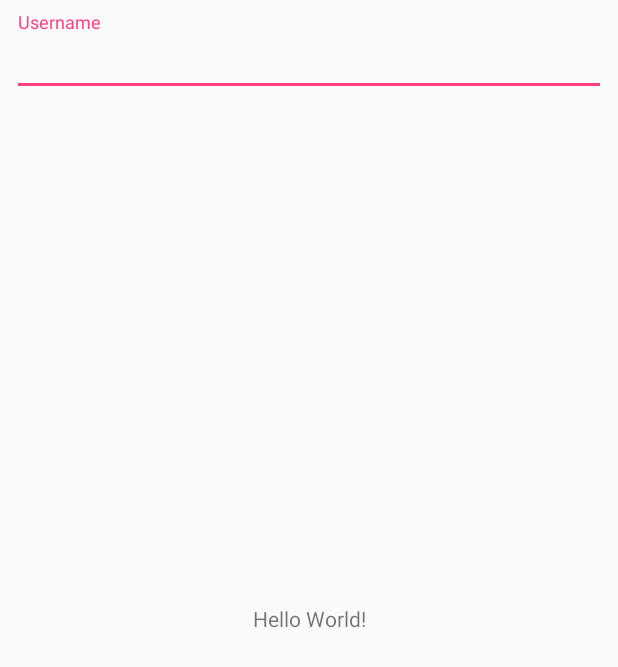
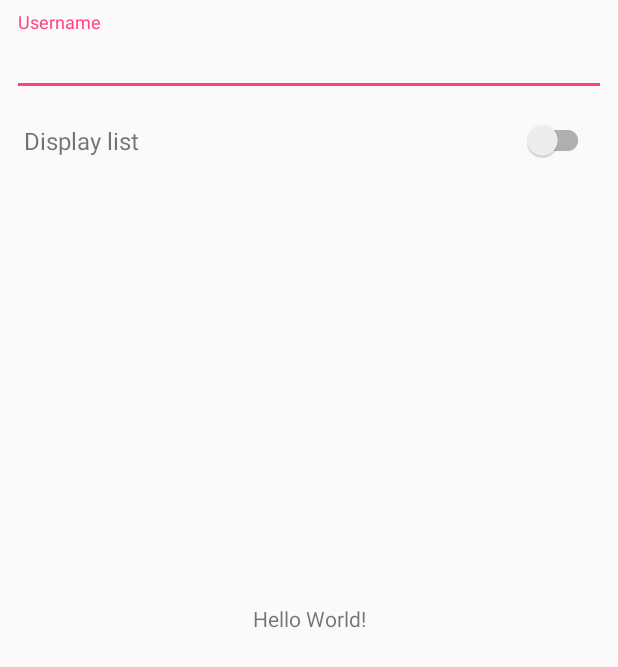
Before and after one commit to ArthurVimond/RxBindingAdapters, an Android app: the layout activity_main.xml on its own in the app's theme, with its tools: preview values and no code run, on a phone screen of 412 x 824 dp. Shown: the top 667 px of the screen. Run offline under Robolectric (Android 15) with nearby library versions, the phone set to English and light mode, and no system bars.

Commit message:
feat(sample): implement rxChecked binding example

```diff
--- a/sample/src/main/java/fr/arthurvimond/rxbindingadapters/sample/MainViewModel.kt
+++ b/sample/src/main/java/fr/arthurvimond/rxbindingadapters/sample/MainViewModel.kt
@@ -13,6 +13,7 @@ import io.reactivex.subjects.BehaviorSubject
 class MainViewModel(application: Application) : AndroidViewModel(application) {
 
     val username: BehaviorSubject<String> = BehaviorSubject.createDefault("Arthur")
+    val listVisible: BehaviorSubject<Boolean> = BehaviorSubject.createDefault(false)
 
     private val compositeDisposable = CompositeDisposable()
 
@@ -23,6 +24,12 @@ class MainViewModel(application: Application) : AndroidViewModel(application) {
             // Do any needed logic
             Log.d("TAG", "username.onNext: $it")
         }.addTo(compositeDisposable)
+
+        // Subscribe to username
+        listVisible.subscribe {
+            // Do any needed logic
+            Log.d("TAG", "listVisible.onNext: $it")
+        }.addTo(compositeDisposable)
     }
 
     override fun onCleared() {
--- a/sample/src/main/res/layout/activity_main.xml
+++ b/sample/src/main/res/layout/activity_main.xml
@@ -41,8 +41,31 @@
                 android:layout_width="match_parent"
                 android:layout_height="wrap_content"
                 android:hint="@string/username"
-                app:rxText="@{viewModel.username}"/>
+                app:rxText="@{viewModel.username}" />
         </android.support.design.widget.TextInputLayout>
+
+        <android.support.v7.widget.SwitchCompat
+            android:id="@+id/displaySwitch"
+            android:layout_width="wrap_content"
+            android:layout_height="wrap_content"
+            android:layout_marginEnd="16dp"
+            android:layout_marginTop="16dp"
+            app:layout_constraintEnd_toEndOf="parent"
+            app:layout_constraintTop_toBottomOf="@+id/usernameTextInputLayout"
+            app:rxChecked="@{viewModel.listVisible}" />
+
+        <TextView
+            android:id="@+id/textView"
+            android:layout_width="0dp"
+            android:layout_height="wrap_content"
+            android:layout_marginEnd="16dp"
+            android:layout_marginStart="16dp"
+            android:text="@string/listSwitchTitleLabel"
+            android:textSize="16sp"
+            app:layout_constraintBottom_toBottomOf="@+id/displaySwitch"
+            app:layout_constraintEnd_toStartOf="@+id/displaySwitch"
+            app:layout_constraintStart_toStartOf="parent"
+            app:layout_constraintTop_toTopOf="@+id/displaySwitch" />
 
     </android.support.constraint.ConstraintLayout>
 
--- a/sample/src/main/res/values/strings.xml
+++ b/sample/src/main/res/values/strings.xml
@@ -1,4 +1,5 @@
 <resources>
     <string name="app_name">RxBindingAdapters</string>
     <string name="username">Username</string>
+    <string name="listSwitchTitleLabel">Display list</string>
 </resources>
```
